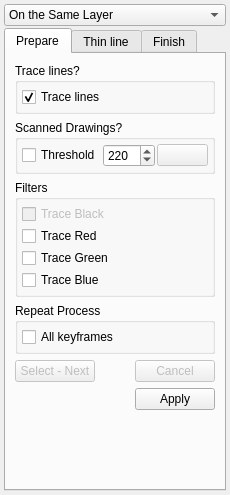
This is app/ui/bitmapcoloringwidget.ui in pencil2d/pencil as Qt 5 draws it before an edit. The edited form follows.
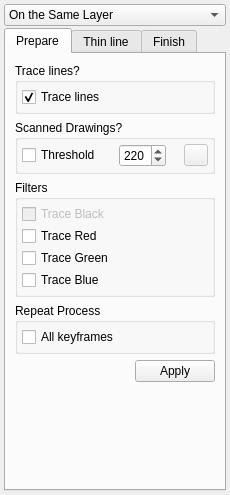
This is the edited form. Icons and pictures are not drawn.

Commit message: Select integrated in trace feature

Diff of the .ui file:
```diff
--- a/app/ui/bitmapcoloringwidget.ui
+++ b/app/ui/bitmapcoloringwidget.ui
@@ -137,6 +137,19 @@
               </property>
              </widget>
             </item>
+            <item>
+             <spacer name="horizontalSpacer_18">
+              <property name="orientation">
+               <enum>Qt::Horizontal</enum>
+              </property>
+              <property name="sizeHint" stdset="0">
+               <size>
+                <width>40</width>
+                <height>20</height>
+               </size>
+              </property>
+             </spacer>
+            </item>
             <item>
              <widget class="QSpinBox" name="sb1Threshold">
               <property name="minimum">
@@ -150,11 +163,30 @@
               </property>
              </widget>
             </item>
+            <item>
+             <spacer name="horizontalSpacer_19">
+              <property name="orientation">
+               <enum>Qt::Horizontal</enum>
+              </property>
+              <property name="sizeHint" stdset="0">
+               <size>
+                <width>40</width>
+                <height>20</height>
+               </size>
+              </property>
+             </spacer>
+            </item>
             <item>
              <widget class="QPushButton" name="btnSelectAreas">
               <property name="enabled">
                <bool>false</bool>
               </property>
+              <property name="maximumSize">
+               <size>
+                <width>24</width>
+                <height>16777215</height>
+               </size>
+              </property>
               <property name="toolTip">
                <string>Select areas from scanned Drawings</string>
               </property>
@@ -366,49 +398,6 @@
          </layout>
         </widget>
        </item>
-       <item>
-        <layout class="QHBoxLayout" name="horizontalLayout_3">
-         <item>
-          <widget class="QPushButton" name="btnSelectNext">
-           <property name="enabled">
-            <bool>false</bool>
-           </property>
-           <property name="toolTip">
-            <string>Select - and go to next keyframe</string>
-           </property>
-           <property name="text">
-            <string>Select - Next</string>
-           </property>
-          </widget>
-         </item>
-         <item>
-          <spacer name="horizontalSpacer_18">
-           <property name="orientation">
-            <enum>Qt::Horizontal</enum>
-           </property>
-           <property name="sizeHint" stdset="0">
-            <size>
-             <width>40</width>
-             <height>20</height>
-            </size>
-           </property>
-          </spacer>
-         </item>
-         <item>
-          <widget class="QPushButton" name="btnSelectCancel">
-           <property name="enabled">
-            <bool>false</bool>
-           </property>
-           <property name="toolTip">
-            <string>Cancel select areas</string>
-           </property>
-           <property name="text">
-            <string>Cancel</string>
-           </property>
-          </widget>
-         </item>
-        </layout>
-       </item>
        <item>
         <layout class="QHBoxLayout" name="horizontalLayout_7">
          <item>
```
The commit also changes 6 other files.
